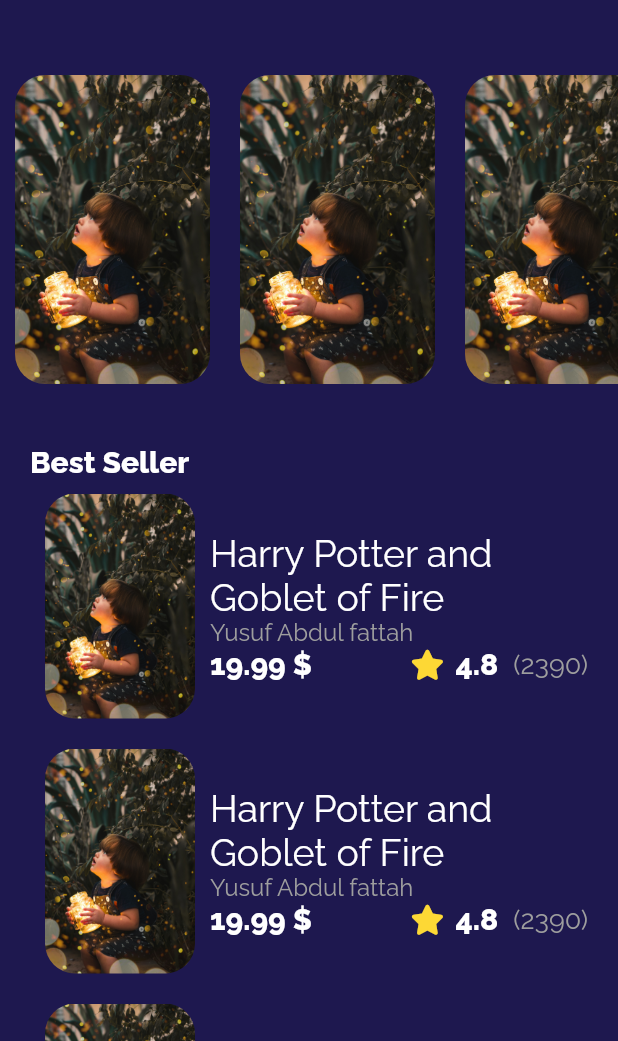
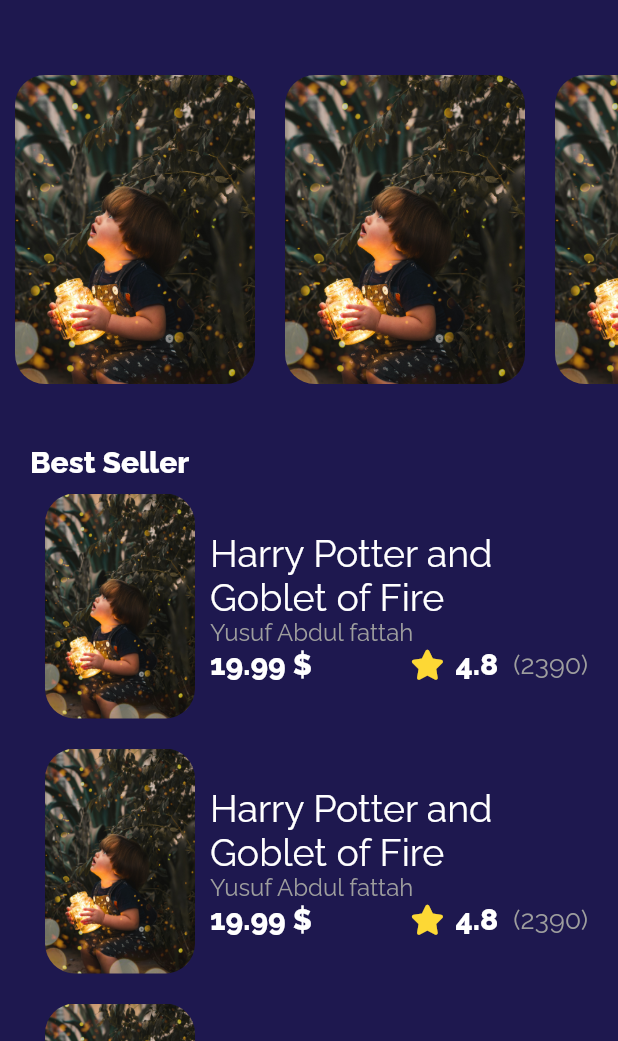
Before and after one commit to yusufabdo20/bookly_app, a Flutter app: the screen it shows after launch, on a phone screen of 412 x 824 dp, the part 195-1236 px from its top. Run offline on Flutter 3.47's test engine with Material 2 defaults, Android fonts, the light colour scheme and no system bars; our stand-ins replace font_awesome_flutter, go_router, google_fonts.

Commit message:
add book image item in book details view

```diff
--- a/lib/Features/Home/presentation/views/bookDetailsView.dart
+++ b/lib/Features/Home/presentation/views/bookDetailsView.dart
@@ -9,7 +9,7 @@
 
   @override
   Widget build(BuildContext context) {
-    return Scaffold(
+    return const Scaffold(
       body: BookDetailsBody(),
     );
   }
--- a/lib/Features/Home/presentation/views/widgets/home_body/custom_listView_item.dart
+++ b/lib/Features/Home/presentation/views/widgets/home_body/custom_book_image.dart
@@ -2,17 +2,17 @@
 
 import '../../../../../../core/utils/assets.dart';
 
-class CustomListViewItem extends StatelessWidget {
-  const CustomListViewItem({
+class CustomBookImage extends StatelessWidget {
+  const CustomBookImage({
     Key? key,
   }) : super(key: key);
 
   @override
   Widget build(BuildContext context) {
     return SizedBox(
-      width: 150,
+      width: 180,
       child: AspectRatio(
-        aspectRatio: .50,
+        aspectRatio: .65,
         child: Container(
           margin: const EdgeInsets.symmetric(horizontal: 10),
           // width: 150,
--- a/lib/Features/Home/presentation/views/widgets/home_body/list_view_of_books.dart
+++ b/lib/Features/Home/presentation/views/widgets/home_body/list_view_of_books.dart
@@ -1,6 +1,6 @@
 import 'package:flutter/material.dart';
 
-import 'custom_listView_item.dart';
+import 'custom_book_image.dart';
 
 class ListViewOfBooks extends StatelessWidget {
   const ListViewOfBooks({super.key});
@@ -12,7 +12,7 @@
       child: ListView.builder(
         scrollDirection: Axis.horizontal,
         itemBuilder: (context, index) {
-          return const CustomListViewItem();
+          return const CustomBookImage();
         },
         // itemCount: 10,
       ),
```
Also changed, not shown: lib/Features/Home/presentation/views/widgets/boo_details_body/book_details_body.dart (+8 -2 lines).
